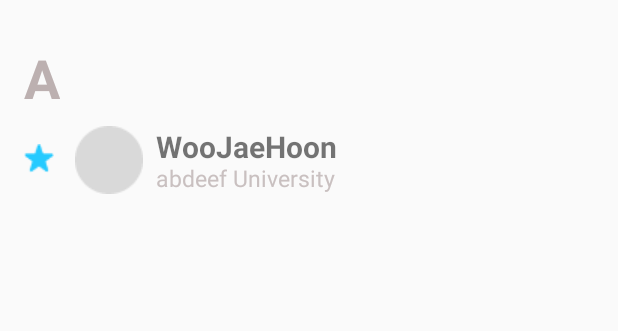
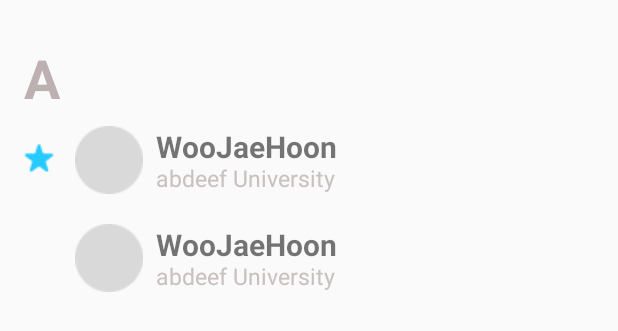
Before and after one commit to 5oreo5/ContactApp, an Android app: the layout activity_recyclerview_item_list.xml on its own in the app's theme, with its tools: preview values and no code run, on a phone screen of 412 x 824 dp. Shown: the top 331 px of the screen. Run offline under Robolectric (Android 15) with nearby library versions, the phone set to English and light mode, and no system bars.

```diff
--- a/app/src/main/java/com/android/contectapp/Item.kt
+++ b/app/src/main/java/com/android/contectapp/Item.kt
@@ -1,3 +1,3 @@
 package com.android.contectapp
 
-data class Item (val name:String, val event:String, val Image: Int , val number:String,val email:String ,val nickname:String, val specilalist:String )
+data class Item (val name:String, val number:String,val email:String ,val specilalist:String)
--- a/app/src/main/res/layout/activity_recyclerview_item_list.xml
+++ b/app/src/main/res/layout/activity_recyclerview_item_list.xml
@@ -30,6 +30,17 @@
         app:layout_constraintHorizontal_bias="0.136"
         app:layout_constraintStart_toStartOf="parent"
         app:layout_constraintTop_toBottomOf="@+id/recyclerview_collection" />
+
+    <ImageView
+        android:id="@+id/recyclerview_iv_profile2"
+        android:layout_width="wrap_content"
+        android:layout_height="wrap_content"
+        android:layout_marginTop="20dp"
+        android:src="@drawable/recycleview_iv_ellipse"
+        app:layout_constraintEnd_toEndOf="parent"
+        app:layout_constraintHorizontal_bias="0.136"
+        app:layout_constraintStart_toStartOf="parent"
+        app:layout_constraintTop_toBottomOf="@+id/recyclerview_iv_profile" />
 
     <ImageView
         android:id="@+id/recyclerview_iv_fave_fill"
@@ -70,4 +81,32 @@
         app:layout_constraintTop_toTopOf="@+id/recyclerview_iv_profile"
         app:layout_constraintVertical_bias="0.0" />
 
+    <TextView
+        android:id="@+id/recyclerview_speciallist2"
+        android:layout_width="wrap_content"
+        android:layout_height="wrap_content"
+        android:text="abdeef University"
+        android:textColor="#C9C0C0"
+        android:textSize="15sp"
+        app:layout_constraintBottom_toBottomOf="@+id/recyclerview_name2"
+        app:layout_constraintEnd_toEndOf="@+id/recyclerview_name"
+        app:layout_constraintHorizontal_bias="0.0"
+        app:layout_constraintStart_toStartOf="@+id/recyclerview_name2"
+        app:layout_constraintTop_toTopOf="@+id/recyclerview_name2"
+        app:layout_constraintVertical_bias="0.838" />
+
+    <TextView
+        android:id="@+id/recyclerview_name2"
+        android:layout_width="138dp"
+        android:layout_height="50dp"
+        android:text="WooJaeHoon"
+        android:textSize="20sp"
+        android:textStyle="bold"
+        app:layout_constraintBottom_toBottomOf="@+id/recyclerview_iv_profile2"
+        app:layout_constraintEnd_toEndOf="parent"
+        app:layout_constraintHorizontal_bias="0.05"
+        app:layout_constraintStart_toEndOf="@+id/recyclerview_iv_profile"
+        app:layout_constraintTop_toTopOf="@+id/recyclerview_iv_profile2"
+        app:layout_constraintVertical_bias="0.0" />
+
 </androidx.constraintlayout.widget.ConstraintLayout>
--- a/app/src/main/res/layout/fragment_add_contact_dialog.xml
+++ b/app/src/main/res/layout/fragment_add_contact_dialog.xml
@@ -93,6 +93,7 @@
                 android:layout_marginStart="150dp"
                 android:layout_marginEnd="150dp"
                 android:hint="NickName"
+                android:textSize="13sp"
                 android:textAlignment="center"
                 android:textStyle="bold" />
         </LinearLayout>
@@ -257,7 +258,7 @@
             <Button
                 android:id="@+id/add_saveBtn"
                 android:layout_width="120dp"
-                android:layout_height="70dp"
+                android:layout_height="65dp"
                 android:layout_marginStart="60dp"
                 android:backgroundTint="@color/sub1"
                 android:text="SAVE"
@@ -267,7 +268,7 @@
             <Button
                 android:id="@+id/add_cancelBtn"
                 android:layout_width="120dp"
-                android:layout_height="70dp"
+                android:layout_height="65dp"
                 android:layout_marginStart="50dp"
                 android:backgroundTint="@color/text"
                 android:text="CANCEL"
```
Also changed, not shown: app/src/main/java/com/android/contectapp/ContactListFragment.kt (+43 -26 lines), app/src/main/java/com/android/contectapp/addContactDialogFragment.kt (+44 -53 lines), app/src/main/java/com/android/contectapp/recyclerviewAdapter.kt (+13 -13 lines), app/src/main/java/com/android/contectapp/recyclerview_item_list.kt (added, +38 -0 lines).
